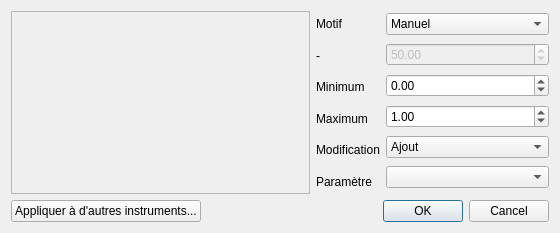
First picture: the form in trunk/tools/dialog_paramglobal.ui, repository davy7125/polyphone, before the edit.
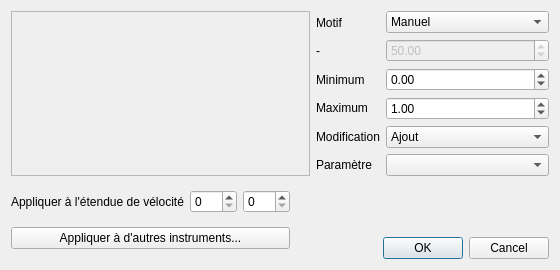
Second picture: the form after the edit. Icons and pictures are not drawn. Custom widgets are drawn as their Qt base class.

The edit to the form file:
```diff
--- a/trunk/tools/dialog_paramglobal.ui
+++ b/trunk/tools/dialog_paramglobal.ui
@@ -7,19 +7,19 @@
     <x>0</x>
     <y>0</y>
     <width>560</width>
-    <height>233</height>
+    <height>270</height>
    </rect>
   </property>
   <property name="minimumSize">
    <size>
     <width>560</width>
-    <height>233</height>
+    <height>270</height>
    </size>
   </property>
   <property name="maximumSize">
    <size>
     <width>560</width>
-    <height>233</height>
+    <height>270</height>
    </size>
   </property>
   <property name="windowTitle">
@@ -246,12 +246,41 @@
    <item>
     <layout class="QHBoxLayout" name="horizontalLayout_2">
      <item>
+      <layout class="QVBoxLayout" name="verticalLayout_5">
+       <item>
+        <layout class="QHBoxLayout" name="horizontalLayout_3">
+         <item>
+          <widget class="QLabel" name="label_7">
+           <property name="text">
+            <string>Appliquer à l'étendue de vélocité</string>
+           </property>
+          </widget>
+         </item>
+         <item>
+          <widget class="QSpinBox" name="spinVelMin">
+           <property name="maximum">
+            <number>127</number>
+           </property>
+          </widget>
+         </item>
+         <item>
+          <widget class="QSpinBox" name="spinVelMax">
+           <property name="maximum">
+            <number>127</number>
+           </property>
+          </widget>
+         </item>
+        </layout>
+       </item>
+       <item>
       <widget class="QPushButton" name="pushApplyToOthers">
        <property name="text">
         <string>Appliquer à d'autres instruments...</string>
        </property>
       </widget>
      </item>
+      </layout>
+     </item>
      <item>
       <spacer name="horizontalSpacer">
        <property name="orientation">
@@ -266,6 +295,21 @@
       </spacer>
      </item>
      <item>
+      <layout class="QVBoxLayout" name="verticalLayout_6">
+       <item>
+        <spacer name="verticalSpacer">
+         <property name="orientation">
+          <enum>Qt::Vertical</enum>
+         </property>
+         <property name="sizeHint" stdset="0">
+          <size>
+           <width>20</width>
+           <height>40</height>
+          </size>
+         </property>
+        </spacer>
+       </item>
+       <item>
       <widget class="QDialogButtonBox" name="buttonBox">
        <property name="orientation">
         <enum>Qt::Horizontal</enum>
@@ -274,6 +318,8 @@
         <set>QDialogButtonBox::Cancel|QDialogButtonBox::Ok</set>
        </property>
       </widget>
+       </item>
+      </layout>
      </item>
     </layout>
    </item>
```
Left out of the diff: 3 changed lines with no effect on the pictures. Lines whose indentation alone changed are shown as unchanged.
